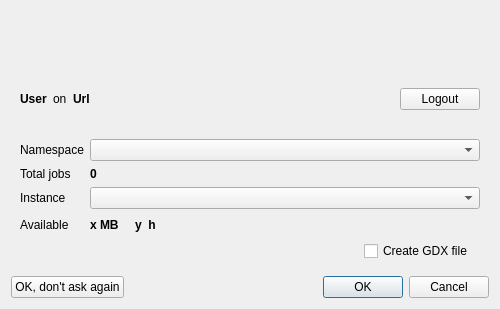
This is src/engine/enginestartdialog.ui in GAMS-dev/studio as Qt 5 draws it before an edit. The edited form follows.
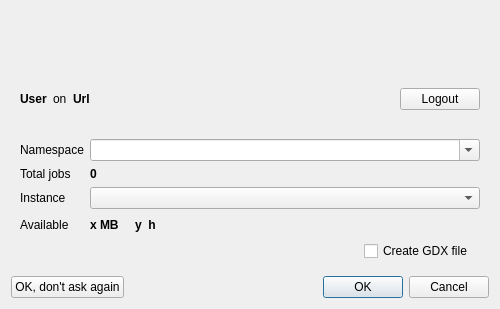
This is the edited form. Icons and pictures are not drawn.

Commit message: set namespace-combobox to editable

What changed in the file:
```diff
--- a/src/engine/enginestartdialog.ui
+++ b/src/engine/enginestartdialog.ui
@@ -422,7 +422,11 @@
            </widget>
           </item>
           <item row="0" column="1">
-           <widget class="QComboBox" name="cbNamespace"/>
+           <widget class="QComboBox" name="cbNamespace">
+            <property name="editable">
+             <bool>true</bool>
+            </property>
+           </widget>
           </item>
          </layout>
         </widget>
```
